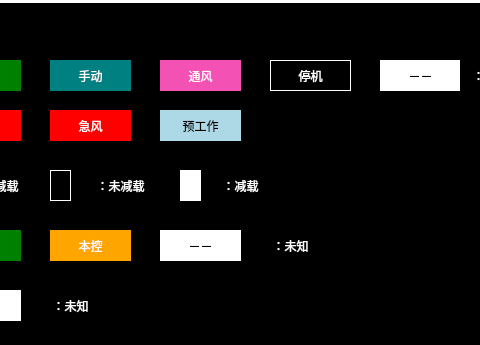
Above: vehiclehvachelppage.ui from mayue-crrc/ShenyangMetro9DB before the change; both pictures show x 210 to 690 and y 0 to 345 of the 800 by 600 pixel window. Below: the same form after it.
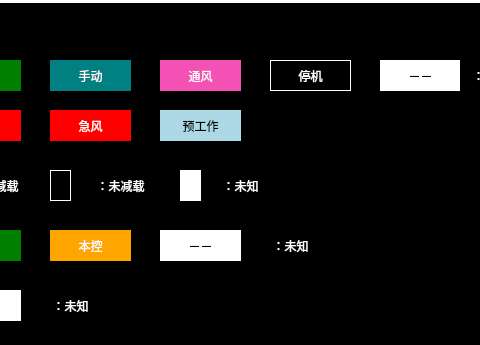
That is the form after the change.

What changed in the file:
```diff
--- a/vehiclehvachelppage.ui
+++ b/vehiclehvachelppage.ui
@@ -385,7 +385,7 @@
 </string>
    </property>
    <property name="text">
-    <string>：减载</string>
+    <string>：未知</string>
    </property>
    <property name="alignment">
     <set>Qt::AlignCenter</set>
```
